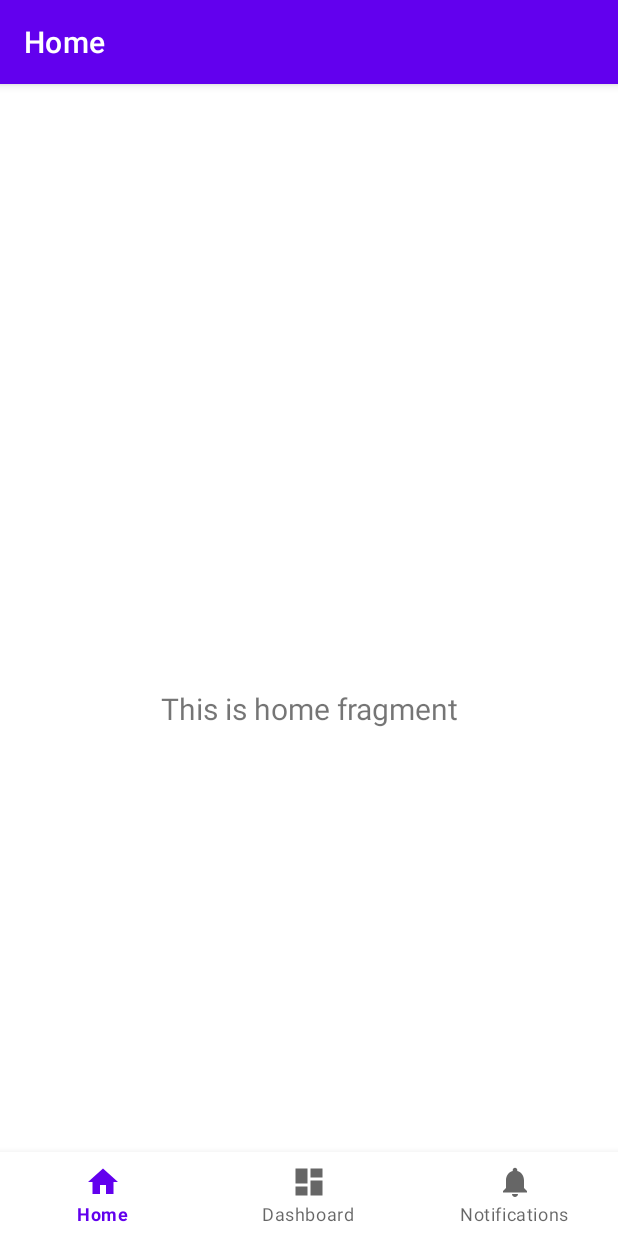
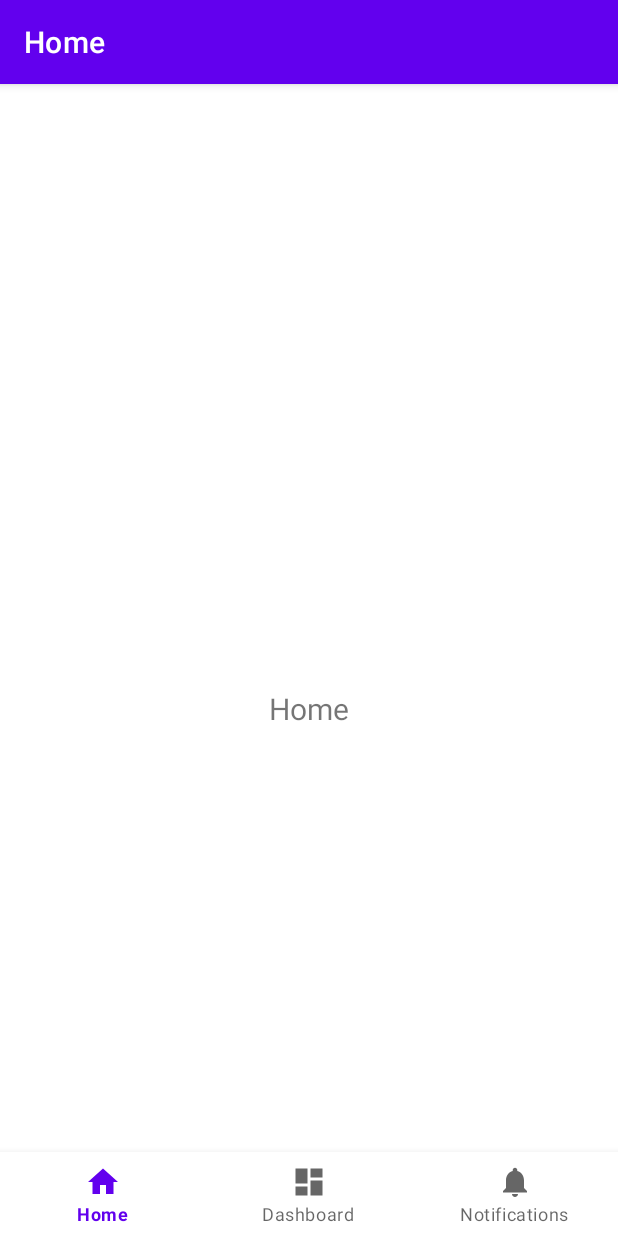
Before and after one commit to JCamiloRpo/Smart_Garden, an Android app: the RegistroActivity screen opened directly, with no data from a screen before it, after a tap on "REGISTRARSE", on a phone screen of 412 x 824 dp. Run offline under Robolectric (Android 15) with nearby library versions, the phone set to English and light mode, and no system bars; our stand-ins replace navigation-ui.

Commit message:
Organización
- Se pasando las clases fragment a un mismo paquete
- Se eliminan las clases de ViewModel

```diff
--- a/Desarrollo/app/src/main/java/com/example/smartgarden/LoginActivity.java
+++ b/Desarrollo/app/src/main/java/com/example/smartgarden/ui/activities/LoginActivity.java
@@ -1,13 +1,14 @@
-package com.example.smartgarden;
+package com.example.smartgarden.ui.activities;
 
 import androidx.appcompat.app.AppCompatActivity;
 
 import android.content.Intent;
-import android.graphics.MaskFilter;
 import android.os.Bundle;
 import android.view.View;
 import android.widget.Button;
 import android.widget.TextView;
+
+import com.example.smartgarden.R;
 
 public class LoginActivity extends AppCompatActivity {
     Button btnIngresar;
--- a/Desarrollo/app/src/main/java/com/example/smartgarden/MainActivity.java
+++ b/Desarrollo/app/src/main/java/com/example/smartgarden/ui/activities/MainActivity.java
@@ -1,7 +1,8 @@
-package com.example.smartgarden;
+package com.example.smartgarden.ui.activities;
 
 import android.os.Bundle;
 
+import com.example.smartgarden.R;
 import com.google.android.material.bottomnavigation.BottomNavigationView;
 
 import androidx.appcompat.app.AppCompatActivity;
--- a/Desarrollo/app/src/main/java/com/example/smartgarden/RegistroActivity.java
+++ b/Desarrollo/app/src/main/java/com/example/smartgarden/ui/activities/RegistroActivity.java
@@ -1,4 +1,4 @@
-package com.example.smartgarden;
+package com.example.smartgarden.ui.activities;
 
 import androidx.appcompat.app.AppCompatActivity;
 
@@ -6,6 +6,8 @@ import android.content.Intent;
 import android.os.Bundle;
 import android.view.View;
 import android.widget.Button;
+
+import com.example.smartgarden.R;
 
 public class RegistroActivity extends AppCompatActivity {
     Button btnRegistrar;
--- a/Desarrollo/app/src/main/java/com/example/smartgarden/SplashActivity.java
+++ b/Desarrollo/app/src/main/java/com/example/smartgarden/ui/activities/SplashActivity.java
@@ -1,9 +1,11 @@
-package com.example.smartgarden;
+package com.example.smartgarden.ui.activities;
 
 import androidx.appcompat.app.AppCompatActivity;
 
 import android.content.Intent;
 import android.os.Bundle;
+
+import com.example.smartgarden.R;
 
 import java.util.Timer;
 import java.util.TimerTask;
--- a/Desarrollo/app/src/main/java/com/example/smartgarden/ui/home/HomeFragment.java
+++ b/Desarrollo/app/src/main/java/com/example/smartgarden/ui/fragments/HomeFragment.java
@@ -1,4 +1,4 @@
-package com.example.smartgarden.ui.home;
+package com.example.smartgarden.ui.fragments;
 
 import android.os.Bundle;
 import android.view.LayoutInflater;
@@ -16,20 +16,11 @@ import com.example.smartgarden.R;
 
 public class HomeFragment extends Fragment {
 
-    private HomeViewModel homeViewModel;
-
     public View onCreateView(@NonNull LayoutInflater inflater,
                              ViewGroup container, Bundle savedInstanceState) {
-        homeViewModel =
-                new ViewModelProvider(this).get(HomeViewModel.class);
         View root = inflater.inflate(R.layout.fragment_home, container, false);
         final TextView textView = root.findViewById(R.id.text_home);
-        homeViewModel.getText().observe(getViewLifecycleOwner(), new Observer<String>() {
-            @Override
-            public void onChanged(@Nullable String s) {
-                textView.setText(s);
-            }
-        });
+        textView.setText("Home");
         return root;
     }
 }
--- a/Desarrollo/app/src/main/java/com/example/smartgarden/ui/home/HomeViewModel.java
+++ /dev/null
@@ -1,19 +0,0 @@
-package com.example.smartgarden.ui.home;
-
-import androidx.lifecycle.LiveData;
-import androidx.lifecycle.MutableLiveData;
-import androidx.lifecycle.ViewModel;
-
-public class HomeViewModel extends ViewModel {
-
-    private MutableLiveData<String> mText;
-
-    public HomeViewModel() {
-        mText = new MutableLiveData<>();
-        mText.setValue("This is home fragment");
-    }
-
-    public LiveData<String> getText() {
-        return mText;
-    }
-}
--- a/Desarrollo/app/src/main/res/layout/activity_login.xml
+++ b/Desarrollo/app/src/main/res/layout/activity_login.xml
@@ -4,7 +4,7 @@
     xmlns:tools="http://schemas.android.com/tools"
     android:layout_width="match_parent"
     android:layout_height="match_parent"
-    tools:context=".LoginActivity">
+    tools:context=".ui.activities.LoginActivity">
 
     <LinearLayout
         android:layout_width="match_parent"
--- a/Desarrollo/app/src/main/res/layout/activity_registro.xml
+++ b/Desarrollo/app/src/main/res/layout/activity_registro.xml
@@ -4,7 +4,7 @@
     xmlns:tools="http://schemas.android.com/tools"
     android:layout_width="match_parent"
     android:layout_height="match_parent"
-    tools:context=".RegistroActivity">
+    tools:context=".ui.activities.RegistroActivity">
 
     <LinearLayout
         android:layout_width="match_parent"
--- a/Desarrollo/app/src/main/res/layout/activity_splash.xml
+++ b/Desarrollo/app/src/main/res/layout/activity_splash.xml
@@ -4,7 +4,7 @@
     xmlns:tools="http://schemas.android.com/tools"
     android:layout_width="match_parent"
     android:layout_height="match_parent"
-    tools:context=".SplashActivity">
+    tools:context=".ui.activities.SplashActivity">
 
     <ImageView
         android:id="@+id/ImgSplash"
--- a/Desarrollo/app/src/main/res/layout/fragment_dashboard.xml
+++ b/Desarrollo/app/src/main/res/layout/fragment_dashboard.xml
@@ -4,7 +4,7 @@
     xmlns:tools="http://schemas.android.com/tools"
     android:layout_width="match_parent"
     android:layout_height="match_parent"
-    tools:context=".ui.dashboard.DashboardFragment">
+    tools:context=".ui.fragments.DashboardFragment">
 
     <TextView
         android:id="@+id/text_dashboard"
--- a/Desarrollo/app/src/main/res/layout/fragment_home.xml
+++ b/Desarrollo/app/src/main/res/layout/fragment_home.xml
@@ -4,7 +4,7 @@
     xmlns:tools="http://schemas.android.com/tools"
     android:layout_width="match_parent"
     android:layout_height="match_parent"
-    tools:context=".ui.home.HomeFragment">
+    tools:context=".ui.fragments.HomeFragment">
 
     <TextView
         android:id="@+id/text_home"
--- a/Desarrollo/app/src/main/res/layout/fragment_notifications.xml
+++ b/Desarrollo/app/src/main/res/layout/fragment_notifications.xml
@@ -4,7 +4,7 @@
     xmlns:tools="http://schemas.android.com/tools"
     android:layout_width="match_parent"
     android:layout_height="match_parent"
-    tools:context=".ui.notifications.NotificationsFragment">
+    tools:context=".ui.fragments.NotificationsFragment">
 
     <TextView
         android:id="@+id/text_notifications"
--- a/Desarrollo/app/src/main/res/navigation/mobile_navigation.xml
+++ b/Desarrollo/app/src/main/res/navigation/mobile_navigation.xml
@@ -7,19 +7,19 @@
 
     <fragment
         android:id="@+id/navigation_home"
-        android:name="com.example.smartgarden.ui.home.HomeFragment"
+        android:name="com.example.smartgarden.ui.fragments.HomeFragment"
         android:label="@string/title_home"
         tools:layout="@layout/fragment_home" />
 
     <fragment
         android:id="@+id/navigation_dashboard"
-        android:name="com.example.smartgarden.ui.dashboard.DashboardFragment"
+        android:name="com.example.smartgarden.ui.fragments.DashboardFragment"
         android:label="@string/title_dashboard"
         tools:layout="@layout/fragment_dashboard" />
 
     <fragment
         android:id="@+id/navigation_notifications"
-        android:name="com.example.smartgarden.ui.notifications.NotificationsFragment"
+        android:name="com.example.smartgarden.ui.fragments.NotificationsFragment"
         android:label="@string/title_notifications"
         tools:layout="@layout/fragment_notifications" />
 </navigation>
```
Also changed, not shown: Desarrollo/app/src/main/AndroidManifest.xml (+4 -4 lines), Desarrollo/app/src/main/java/com/example/smartgarden/ui/dashboard/DashboardViewModel.java (deleted, +0 -19 lines), Desarrollo/app/src/main/java/com/example/smartgarden/ui/fragments/DashboardFragment.java (renamed from Desarrollo/app/src/main/java/com/example/smartgarden/ui/dashboard/DashboardFragment.java, +2 -11 lines), Desarrollo/app/src/main/java/com/example/smartgarden/ui/fragments/NotificationsFragment.java (renamed from Desarrollo/app/src/main/java/com/example/smartgarden/ui/notifications/NotificationsFragment.java, +3 -11 lines), Desarrollo/app/src/main/java/com/example/smartgarden/ui/notifications/NotificationsViewModel.java (deleted, +0 -19 lines).
